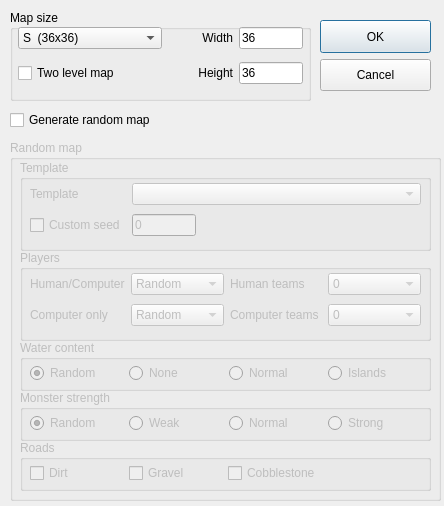
Above: mapeditor/windownewmap.ui from vcmi/vcmi before the change. Below: the same form after it.
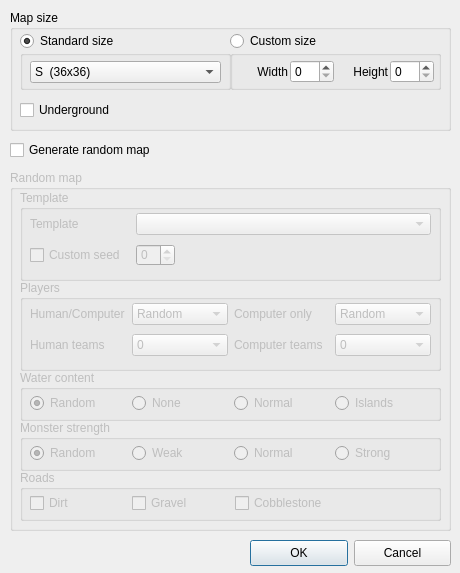
That is the form after the change.

Commit message: Reworked dialog

Patch:
```diff
--- a/mapeditor/windownewmap.ui
+++ b/mapeditor/windownewmap.ui
@@ -6,8 +6,8 @@
    <rect>
     <x>0</x>
     <y>0</y>
-    <width>444</width>
-    <height>506</height>
+    <width>460</width>
+    <height>573</height>
    </rect>
   </property>
   <property name="sizePolicy">
@@ -39,231 +39,256 @@
     <rect>
      <x>10</x>
      <y>10</y>
-     <width>301</width>
-     <height>91</height>
+     <width>441</width>
+     <height>121</height>
     </rect>
    </property>
    <property name="title">
     <string>Map size</string>
    </property>
-   <widget class="QWidget" name="layoutWidget1">
+   <widget class="QGroupBox" name="sizeGroup1">
     <property name="geometry">
      <rect>
-      <x>0</x>
-      <y>10</y>
-      <width>301</width>
-      <height>73</height>
+      <x>10</x>
+      <y>40</y>
+      <width>211</width>
+      <height>40</height>
      </rect>
     </property>
-    <layout class="QGridLayout" name="gridLayout_2" columnstretch="3,0,1,0">
-     <item row="0" column="1">
-      <widget class="QLabel" name="label">
-       <property name="minimumSize">
-        <size>
-         <width>48</width>
-         <height>0</height>
-        </size>
-       </property>
-       <property name="maximumSize">
-        <size>
-         <width>96</width>
-         <height>16777215</height>
-        </size>
-       </property>
-       <property name="text">
-        <string>Width</string>
-       </property>
-       <property name="alignment">
-        <set>Qt::AlignmentFlag::AlignRight|Qt::AlignmentFlag::AlignTrailing|Qt::AlignmentFlag::AlignVCenter</set>
-       </property>
-      </widget>
-     </item>
-     <item row="1" column="1">
-      <widget class="QLabel" name="label_2">
-       <property name="text">
-        <string>Height</string>
-       </property>
-       <property name="alignment">
-        <set>Qt::AlignmentFlag::AlignRight|Qt::AlignmentFlag::AlignTrailing|Qt::AlignmentFlag::AlignVCenter</set>
-       </property>
-      </widget>
-     </item>
-     <item row="0" column="2">
-      <widget class="QLineEdit" name="widthTxt">
-       <property name="maximumSize">
-        <size>
-         <width>64</width>
-         <height>16777215</height>
-        </size>
-       </property>
-       <property name="inputMethodHints">
-        <set>Qt::InputMethodHint::ImhDigitsOnly</set>
-       </property>
-       <property name="text">
-        <string notr="true">36</string>
-       </property>
-       <property name="maxLength">
-        <number>3</number>
-       </property>
-      </widget>
-     </item>
-     <item row="1" column="2">
-      <widget class="QLineEdit" name="heightTxt">
-       <property name="maximumSize">
-        <size>
-         <width>64</width>
-         <height>16777215</height>
-        </size>
-       </property>
-       <property name="inputMethodHints">
-        <set>Qt::InputMethodHint::ImhDigitsOnly</set>
-       </property>
-       <property name="text">
-        <string notr="true">36</string>
-       </property>
-       <property name="maxLength">
-        <number>3</number>
-       </property>
-      </widget>
-     </item>
-     <item row="0" column="0">
-      <layout class="QHBoxLayout" name="horizontalLayout_4">
-       <item>
-        <spacer name="horizontalSpacer_5">
-         <property name="orientation">
-          <enum>Qt::Orientation::Horizontal</enum>
+    <property name="title">
+     <string/>
+    </property>
+    <property name="flat">
+     <bool>false</bool>
+    </property>
+    <property name="checkable">
+     <bool>false</bool>
+    </property>
+    <widget class="QWidget" name="layoutWidget">
+     <property name="geometry">
+      <rect>
+       <x>10</x>
+       <y>10</y>
+       <width>191</width>
+       <height>24</height>
+      </rect>
+     </property>
+     <layout class="QHBoxLayout" name="horizontalLayout_6">
+      <item>
+       <widget class="QComboBox" name="sizeCombo">
+        <property name="minimumSize">
+         <size>
+          <width>120</width>
+          <height>0</height>
+         </size>
+        </property>
+        <property name="maximumSize">
+         <size>
+          <width>200</width>
+          <height>16777215</height>
+         </size>
+        </property>
+        <item>
+         <property name="text">
+          <string>S  (36x36)</string>
          </property>
-         <property name="sizeType">
-          <enum>QSizePolicy::Policy::Fixed</enum>
+        </item>
+        <item>
+         <property name="text">
+          <string>M  (72x72)</string>
          </property>
-         <property name="sizeHint" stdset="0">
-          <size>
-           <width>8</width>
-           <height>20</height>
-          </size>
+        </item>
+        <item>
+         <property name="text">
+          <string>L  (108x108)</string>
          </property>
-        </spacer>
-       </item>
-       <item>
-        <widget class="QComboBox" name="sizeCombo">
-         <property name="minimumSize">
-          <size>
-           <width>96</width>
-           <height>0</height>
-          </size>
+        </item>
+        <item>
+         <property name="text">
+          <string>XL (144x144)</string>
          </property>
-         <property name="maximumSize">
-          <size>
-           <width>144</width>
-           <height>16777215</height>
-          </size>
+        </item>
+        <item>
+         <property name="text">
+          <string>H  (180x180)</string>
          </property>
-         <item>
-          <property name="text">
-           <string>S  (36x36)</string>
-          </property>
-         </item>
-         <item>
-          <property name="text">
-           <string>M  (72x72)</string>
-          </property>
-         </item>
-         <item>
-          <property name="text">
-           <string>L  (108x108)</string>
-          </property>
-         </item>
-         <item>
-          <property name="text">
-           <string>XL (144x144)</string>
-          </property>
-         </item>
-         <item>
-          <property name="text">
-           <string>H  (180x180)</string>
-          </property>
-         </item>
-         <item>
-          <property name="text">
-           <string>XH (216x216)</string>
-          </property>
-         </item>
-         <item>
-          <property name="text">
-           <string>G  (252x252)</string>
-          </property>
-         </item>
-        </widget>
-       </item>
-      </layout>
-     </item>
-     <item row="1" column="0">
-      <layout class="QHBoxLayout" name="horizontalLayout_7">
-       <item>
-        <spacer name="horizontalSpacer_7">
-         <property name="orientation">
-          <enum>Qt::Orientation::Horizontal</enum>
+        </item>
+        <item>
+         <property name="text">
+          <string>XH (216x216)</string>
          </property>
-         <property name="sizeType">
-          <enum>QSizePolicy::Policy::Fixed</enum>
-         </property>
-         <property name="sizeHint" stdset="0">
-          <size>
-           <width>8</width>
-           <height>20</height>
-          </size>
-         </property>
-        </spacer>
-       </item>
-       <item>
-        <widget class="QCheckBox" name="twoLevelCheck">
-         <property name="minimumSize">
-          <size>
-           <width>96</width>
-           <height>0</height>
-          </size>
-         </property>
+        </item>
+        <item>
          <property name="text">
-          <string>Two level map</string>
+          <string>G  (252x252)</string>
          </property>
-        </widget>
-       </item>
-      </layout>
-     </item>
-     <item row="1" column="3">
-      <spacer name="horizontalSpacer_11">
-       <property name="orientation">
-        <enum>Qt::Orientation::Horizontal</enum>
-       </property>
-       <property name="sizeType">
-        <enum>QSizePolicy::Policy::Fixed</enum>
-       </property>
-       <property name="sizeHint" stdset="0">
+        </item>
+       </widget>
+      </item>
+     </layout>
+    </widget>
+   </widget>
+   <widget class="QGroupBox" name="sizeGroup2">
+    <property name="geometry">
+     <rect>
+      <x>220</x>
+      <y>40</y>
+      <width>211</width>
+      <height>40</height>
+     </rect>
+    </property>
+    <property name="title">
+     <string/>
+    </property>
+    <property name="flat">
+     <bool>false</bool>
+    </property>
+    <property name="checkable">
+     <bool>false</bool>
+    </property>
+    <widget class="QWidget" name="layoutWidget_2">
+     <property name="geometry">
+      <rect>
+       <x>10</x>
+       <y>10</y>
+       <width>194</width>
+       <height>24</height>
+      </rect>
+     </property>
+     <layout class="QHBoxLayout" name="horizontalLayout_7">
+      <item>
+       <widget class="QLabel" name="label">
+        <property name="minimumSize">
+         <size>
+          <width>48</width>
+          <height>0</height>
+         </size>
+        </property>
+        <property name="maximumSize">
+         <size>
+          <width>96</width>
+          <height>16777215</height>
+         </size>
+        </property>
+        <property name="text">
+         <string>Width</string>
+        </property>
+        <property name="alignment">
+         <set>Qt::AlignmentFlag::AlignRight|Qt::AlignmentFlag::AlignTrailing|Qt::AlignmentFlag::AlignVCenter</set>
+        </property>
+       </widget>
+      </item>
+      <item>
+       <widget class="QSpinBox" name="widthTxt">
+        <property name="maximum">
+         <number>999</number>
+        </property>
+        <property name="value">
+         <number>0</number>
+        </property>
+       </widget>
+      </item>
+      <item>
+       <widget class="QLabel" name="label_2">
+        <property name="minimumSize">
+         <size>
+          <width>48</width>
+          <height>0</height>
+         </size>
+        </property>
+        <property name="text">
+         <string>Height</string>
+        </property>
+        <property name="alignment">
+         <set>Qt::AlignmentFlag::AlignRight|Qt::AlignmentFlag::AlignTrailing|Qt::AlignmentFlag::AlignVCenter</set>
+        </property>
+       </widget>
+      </item>
+      <item>
+       <widget class="QSpinBox" name="heightTxt">
+        <property name="maximum">
+         <number>999</number>
+        </property>
+        <property name="value">
+         <number>0</number>
+        </property>
+       </widget>
+      </item>
+     </layout>
+    </widget>
+   </widget>
+   <widget class="QWidget" name="horizontalLayoutWidget">
+    <property name="geometry">
+     <rect>
+      <x>10</x>
+      <y>20</y>
+      <width>211</width>
+      <height>22</height>
+     </rect>
+    </property>
+    <layout class="QHBoxLayout" name="horizontalLayout_11">
+     <item>
+      <widget class="QRadioButton" name="mapOpt1">
+       <property name="maximumSize">
         <size>
-         <width>8</width>
-         <height>20</height>
+         <width>16777215</width>
+         <height>16777215</height>
         </size>
        </property>
-      </spacer>
-     </item>
-     <item row="0" column="3">
-      <spacer name="horizontalSpacer_12">
-       <property name="orientation">
-        <enum>Qt::Orientation::Horizontal</enum>
+       <property name="text">
+        <string>Standard size</string>
        </property>
-       <property name="sizeType">
-        <enum>QSizePolicy::Policy::Fixed</enum>
+       <property name="checked">
+        <bool>true</bool>
        </property>
-       <property name="sizeHint" stdset="0">
-        <size>
-         <width>8</width>
-         <height>20</height>
-        </size>
+       <attribute name="buttonGroup">
+        <string notr="true">buttonGroup</string>
+       </attribute>
+      </widget>
+     </item>
+    </layout>
+   </widget>
+   <widget class="QWidget" name="horizontalLayoutWidget_2">
+    <property name="geometry">
+     <rect>
+      <x>220</x>
+      <y>20</y>
+      <width>211</width>
+      <height>22</height>
+     </rect>
+    </property>
+    <layout class="QHBoxLayout" name="horizontalLayout_12">
+     <item>
+      <widget class="QRadioButton" name="mapOpt2">
+       <property name="text">
+        <string>Custom size</string>
        </property>
-      </spacer>
+       <attribute name="buttonGroup">
+        <string notr="true">buttonGroup</string>
+       </attribute>
+      </widget>
      </item>
     </layout>
    </widget>
+   <widget class="QCheckBox" name="twoLevelCheck">
+    <property name="geometry">
+     <rect>
+      <x>10</x>
+      <y>90</y>
+      <width>277</width>
+      <height>20</height>
+     </rect>
+    </property>
+    <property name="minimumSize">
+     <size>
+      <width>96</width>
+      <height>0</height>
+     </size>
+    </property>
+    <property name="text">
+     <string>Underground</string>
+    </property>
+   </widget>
   </widget>
   <widget class="QGroupBox" name="randomOptions">
    <property name="enabled">
@@ -272,8 +297,8 @@
    <property name="geometry">
     <rect>
      <x>10</x>
-     <y>140</y>
-     <width>431</width>
+     <y>170</y>
+     <width>441</width>
      <height>361</height>
     </rect>
    </property>
@@ -291,7 +316,7 @@
      <rect>
       <x>10</x>
       <y>110</y>
-      <width>411</width>
+      <width>421</width>
       <height>91</height>
      </rect>
     </property>
@@ -303,67 +328,11 @@
       <rect>
        <x>10</x>
        <y>20</y>
-       <width>391</width>
+       <width>401</width>
        <height>61</height>
       </rect>
      </property>
      <layout class="QGridLayout" name="gridLayout" columnstretch="0,0,0,0">
-      <item row="1" column="1">
-       <widget class="QComboBox" name="cpuCombo">
-        <item>
-         <property name="text">
-          <string>Random</string>
-         </property>
-        </item>
-        <item>
-         <property name="text">
-          <string notr="true">0</string>
-         </property>
-        </item>
-        <item>
-         <property name="text">
-          <string notr="true">1</string>
-         </property>
-        </item>
-        <item>
-         <property name="text">
-          <string notr="true">2</string>
-         </property>
-        </item>
-        <item>
-         <property name="text">
-          <string notr="true">3</string>
-         </property>
-        </item>
-        <item>
-         <property name="text">
-          <string notr="true">4</string>
-         </property>
-        </item>
-        <item>
-         <property name="text">
-          <string notr="true">5</string>
-         </property>
-        </item>
-        <item>
-         <property name="text">
-          <string notr="true">6</string>
-         </property>
-        </item>
-        <item>
-         <property name="text">
-          <string notr="true">7</string>
-         </property>
-        </item>
-       </widget>
-      </item>
-      <item row="1" column="0">
-       <widget class="QLabel" name="label_4">
-        <property name="text">
-         <string>Computer only</string>
-        </property>
-       </widget>
-      </item>
       <item row="0" column="1">
        <widget class="QComboBox" name="humanCombo">
         <property name="minimumSize">
@@ -444,43 +413,6 @@
         </property>
        </widget>
       </item>
-      <item row="0" column="3">
-       <widget class="QComboBox" name="humanTeamsCombo">
-        <property name="minimumSize">
-         <size>
-          <width>90</width>
-          <height>0</height>
-         </size>
-        </property>
-        <property name="maximumSize">
-         <size>
-          <width>16777215</width>
-          <height>16777215</height>
-         </size>
-        </property>
-        <property name="currentText">
-         <string notr="true">0</string>
-        </property>
-        <item>
-         <property name="text">
-          <string notr="true">0</string>
-         </property>
-        </item>
-       </widget>
-      </item>
-      <item row="0" column="2">
-       <widget class="QLabel" name="label_6">
-        <property name="minimumSize">
-         <size>
-          <width>90</width>
-          <height>0</height>
-         </size>
-        </property>
-        <property name="text">
-         <string>Human teams</string>
-        </property>
-       </widget>
-      </item>
       <item row="1" column="3">
        <widget class="QComboBox" name="cpuTeamsCombo">
         <property name="currentText">
@@ -500,6 +432,99 @@
         </property>
        </widget>
       </item>
+      <item row="1" column="0">
+       <widget class="QLabel" name="label_6">
+        <property name="minimumSize">
+         <size>
+          <width>90</width>
+          <height>0</height>
+         </size>
+        </property>
+        <property name="text">
+         <string>Human teams</string>
+        </property>
+       </widget>
+      </item>
+      <item row="1" column="1">
+       <widget class="QComboBox" name="humanTeamsCombo">
+        <property name="minimumSize">
+         <size>
+          <width>90</width>
+          <height>0</height>
+         </size>
+        </property>
+        <property name="maximumSize">
+         <size>
+          <width>16777215</width>
+          <height>16777215</height>
+         </size>
+        </property>
+        <property name="currentText">
+         <string notr="true">0</string>
+        </property>
+        <item>
+         <property name="text">
+          <string notr="true">0</string>
+         </property>
+        </item>
+       </widget>
+      </item>
+      <item row="0" column="2">
+       <widget class="QLabel" name="label_4">
+        <property name="text">
+         <string>Computer only</string>
+        </property>
+       </widget>
+      </item>
+      <item row="0" column="3">
+       <widget class="QComboBox" name="cpuCombo">
+        <item>
+         <property name="text">
+          <string>Random</string>
+         </property>
+        </item>
+        <item>
+         <property name="text">
+          <string notr="true">0</string>
+         </property>
+        </item>
+        <item>
+         <property name="text">
+          <string notr="true">1</string>
+         </property>
+        </item>
+        <item>
+         <property name="text">
+          <string notr="true">2</string>
+         </property>
+        </item>
+        <item>
+         <property name="text">
+          <string notr="true">3</string>
+         </property>
+        </item>
+        <item>
+         <property name="text">
+          <string notr="true">4</string>
+         </property>
+        </item>
+        <item>
+         <property name="text">
+          <string notr="true">5</string>
+         </property>
+        </item>
+        <item>
+         <property name="text">
+          <string notr="true">6</string>
+         </property>
+        </item>
+        <item>
+         <property name="text">
+          <string notr="true">7</string>
+         </property>
+        </item>
+       </widget>
+      </item>
      </layout>
     </widget>
    </widget>
@@ -508,7 +533,7 @@
      <rect>
       <x>10</x>
       <y>250</y>
-      <width>411</width>
+      <width>421</width>
       <height>51</height>
      </rect>
     </property>
@@ -520,7 +545,7 @@
       <rect>
        <x>10</x>
        <y>20</y>
-       <width>391</width>
+       <width>401</width>
        <height>26</height>
       </rect>
      </property>
@@ -636,7 +661,7 @@
      <rect>
       <x>10</x>
       <y>200</y>
-      <width>411</width>
+      <width>421</width>
       <height>51</height>
      </rect>
     </property>
@@ -660,7 +685,7 @@
       <rect>
        <x>10</x>
        <y>20</y>
-       <width>391</width>
+       <width>401</width>
        <height>26</height>
       </rect>
      </property>
@@ -776,7 +801,7 @@
      <rect>
       <x>10</x>
       <y>300</y>
-      <width>411</width>
+      <width>421</width>
       <height>51</height>
      </rect>
     </property>
@@ -800,7 +825,7 @@
       <rect>
        <x>10</x>
        <y>20</y>
-       <width>391</width>
+       <width>401</width>
        <height>26</height>
       </rect>
      </property>
@@ -868,7 +893,7 @@
      <rect>
       <x>10</x>
       <y>20</y>
-      <width>411</width>
+      <width>421</width>
       <height>91</height>
      </rect>
     </property>
@@ -880,22 +905,16 @@
       <rect>
        <x>10</x>
        <y>20</y>
-       <width>391</width>
+       <width>401</width>
        <height>61</height>
       </rect>
      </property>
      <layout class="QGridLayout" name="gridLayout_3" columnstretch="0,0">
       <item row="0" column="0">
        <widget class="QLabel" name="label_5">
-        <property name="sizePolicy">
-         <sizepolicy hsizetype="Preferred" vsizetype="Preferred">
-          <horstretch>0</horstretch>
-          <verstretch>0</verstretch>
-         </sizepolicy>
-        </property>
         <property name="minimumSize">
          <size>
-          <width>90</width>
+          <width>100</width>
           <height>0</height>
          </size>
         </property>
@@ -937,33 +956,27 @@
           <height>0</height>
          </size>
         </property>
+        <property name="maximumSize">
+         <size>
+          <width>120</width>
+          <height>16777215</height>
+         </size>
+        </property>
         <property name="text">
          <string>Custom seed</string>
         </property>
        </widget>
       </item>
       <item row="1" column="1">
-       <widget class="QLineEdit" name="lineSeed">
-        <property name="enabled">
-         <bool>false</bool>
-        </property>
-        <property name="sizePolicy">
-         <sizepolicy hsizetype="Fixed" vsizetype="Fixed">
-          <horstretch>0</horstretch>
-          <verstretch>0</verstretch>
-         </sizepolicy>
-        </property>
+       <widget class="QSpinBox" name="lineSeed">
         <property name="maximumSize">
          <size>
-          <width>64</width>
-          <height>16777215</height>
+          <width>39</width>
+          <height>22</height>
          </size>
         </property>
-        <property name="inputMethodHints">
-         <set>Qt::InputMethodHint::ImhDigitsOnly</set>
-        </property>
-        <property name="text">
-         <string>0</string>
+        <property name="maximum">
+         <number>999</number>
         </property>
        </widget>
       </item>
@@ -975,8 +988,8 @@
    <property name="geometry">
     <rect>
      <x>10</x>
-     <y>110</y>
-     <width>421</width>
+     <y>140</y>
+     <width>441</width>
      <height>20</height>
     </rect>
    </property>
@@ -987,13 +1000,13 @@
   <widget class="QWidget" name="layoutWidget6">
    <property name="geometry">
     <rect>
-     <x>320</x>
-     <y>20</y>
-     <width>111</width>
-     <height>71</height>
+     <x>250</x>
+     <y>540</y>
+     <width>201</width>
+     <height>26</height>
     </rect>
    </property>
-   <layout class="QVBoxLayout" name="verticalLayout">
+   <layout class="QHBoxLayout" name="horizontalLayout_3">
     <item>
      <widget class="QPushButton" name="okButton">
       <property name="sizePolicy">
```
Left out of the diff: 3 changed lines with no effect on the pictures. The commit also changes 2 other files.
